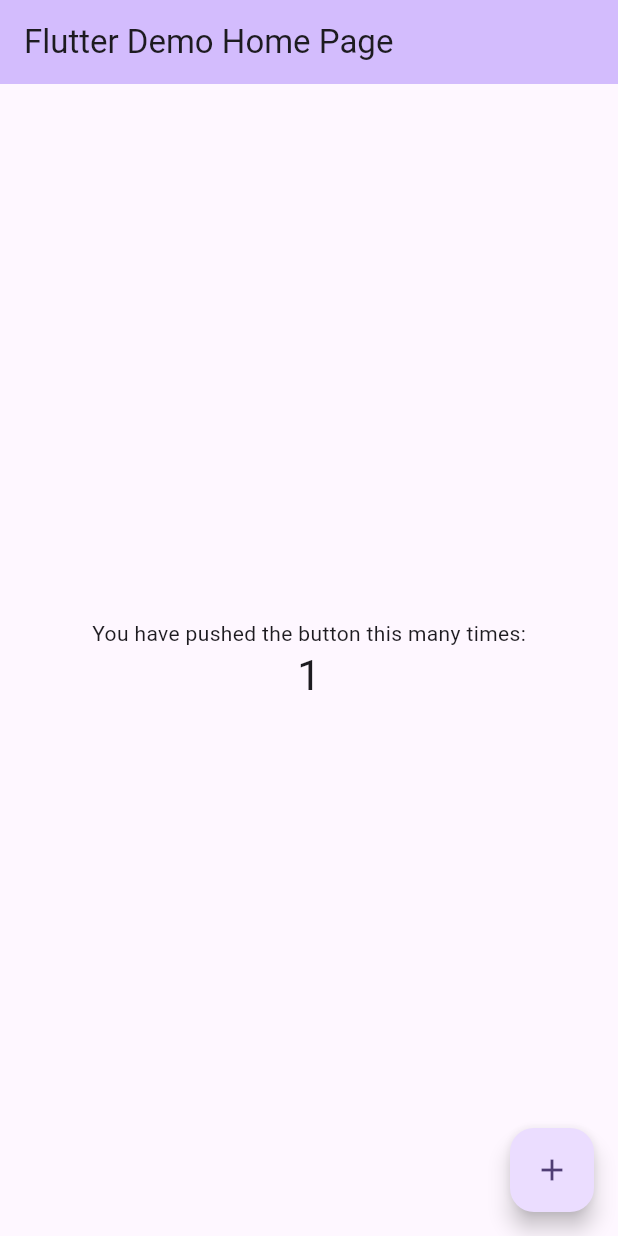
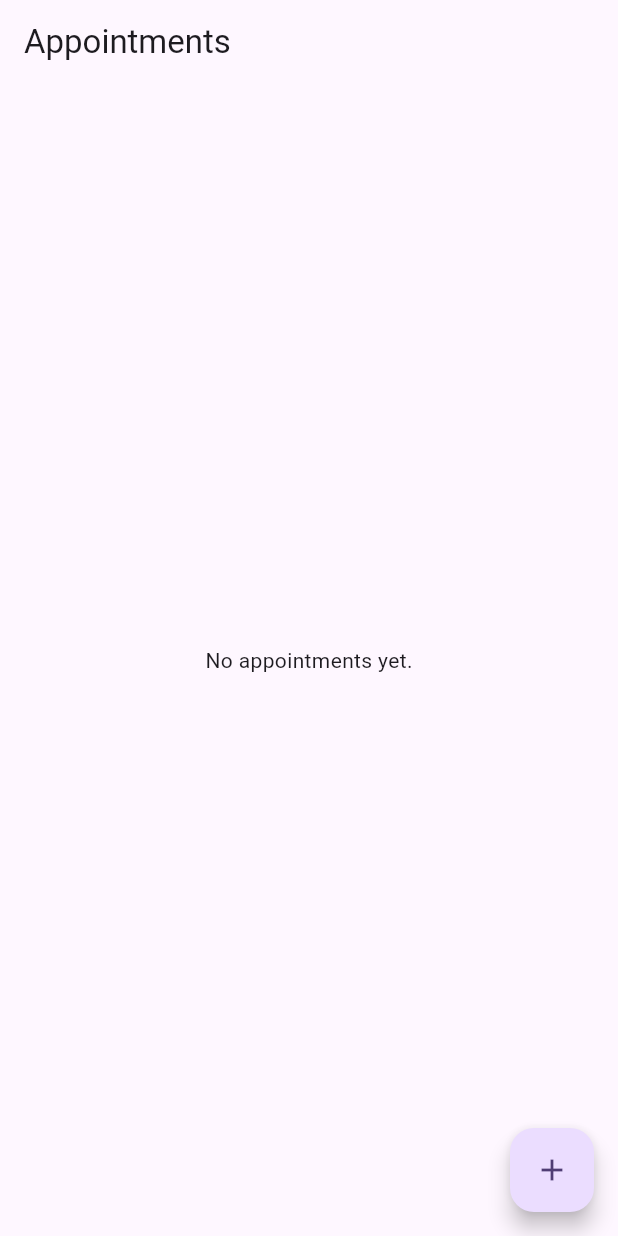
Before and after one commit to KayBeckmann/tracker, a Flutter app: the screen it shows after launch, after a tap on the "add" icon, on a phone screen of 412 x 824 dp. Run offline on Flutter 3.47's test engine with Material 3 defaults, Android fonts, the phone set to English and light mode, and no system bars; our stand-ins replace drift; accounts and stored records are empty; generated files the repository leaves out were written again; statements that could not run were skipped.

Commit message:
feat(appointments): Setup Drift and basic UI

```diff
--- a/lib/main.dart
+++ b/lib/main.dart
@@ -1,122 +1,76 @@
 import 'package:flutter/material.dart';
+import 'package:tracker/src/core/database/database.dart';
+
+late AppDatabase database;
 
 void main() {
+  database = AppDatabase();
   runApp(const MyApp());
 }
 
 class MyApp extends StatelessWidget {
   const MyApp({super.key});
 
-  // This widget is the root of your application.
   @override
   Widget build(BuildContext context) {
     return MaterialApp(
-      title: 'Flutter Demo',
+      title: 'Tracker',
       theme: ThemeData(
-        // This is the theme of your application.
-        //
-        // TRY THIS: Try running your application with "flutter run". You'll see
-        // the application has a purple toolbar. Then, without quitting the app,
-        // try changing the seedColor in the colorScheme below to Colors.green
-        // and then invoke "hot reload" (save your changes or press the "hot
-        // reload" button in a Flutter-supported IDE, or press "r" if you used
-        // the command line to start the app).
-        //
-        // Notice that the counter didn't reset back to zero; the application
-        // state is not lost during the reload. To reset the state, use hot
-        // restart instead.
-        //
-        // This works for code too, not just values: Most code changes can be
-        // tested with just a hot reload.
         colorScheme: ColorScheme.fromSeed(seedColor: Colors.deepPurple),
       ),
-      home: const MyHomePage(title: 'Flutter Demo Home Page'),
+      home: const AppointmentsScreen(),
     );
   }
 }
 
-class MyHomePage extends StatefulWidget {
-  const MyHomePage({super.key, required this.title});
-
-  // This widget is the home page of your application. It is stateful, meaning
-  // that it has a State object (defined below) that contains fields that affect
-  // how it looks.
-
-  // This class is the configuration for the state. It holds the values (in this
-  // case the title) provided by the parent (in this case the App widget) and
-  // used by the build method of the State. Fields in a Widget subclass are
-  // always marked "final".
-
-  final String title;
+class AppointmentsScreen extends StatefulWidget {
+  const AppointmentsScreen({super.key});
 
   @override
-  State<MyHomePage> createState() => _MyHomePageState();
+  State<AppointmentsScreen> createState() => _AppointmentsScreenState();
 }
 
-class _MyHomePageState extends State<MyHomePage> {
-  int _counter = 0;
-
-  void _incrementCounter() {
-    setState(() {
-      // This call to setState tells the Flutter framework that something has
-      // changed in this State, which causes it to rerun the build method below
-      // so that the display can reflect the updated values. If we changed
-      // _counter without calling setState(), then the build method would not be
-      // called again, and so nothing would appear to happen.
-      _counter++;
-    });
-  }
-
+class _AppointmentsScreenState extends State<AppointmentsScreen> {
   @override
   Widget build(BuildContext context) {
-    // This method is rerun every time setState is called, for instance as done
-    // by the _incrementCounter method above.
-    //
-    // The Flutter framework has been optimized to make rerunning build methods
-    // fast, so that you can just rebuild anything that needs updating rather
-    // than having to individually change instances of widgets.
     return Scaffold(
       appBar: AppBar(
-        // TRY THIS: Try changing the color here to a specific color (to
-        // Colors.amber, perhaps?) and trigger a hot reload to see the AppBar
-        // change color while the other colors stay the same.
-        backgroundColor: Theme.of(context).colorScheme.inversePrimary,
-        // Here we take the value from the MyHomePage object that was created by
-        // the App.build method, and use it to set our appbar title.
-        title: Text(widget.title),
+        title: const Text('Appointments'),
       ),
-      body: Center(
-        // Center is a layout widget. It takes a single child and positions it
-        // in the middle of the parent.
-        child: Column(
-          // Column is also a layout widget. It takes a list of children and
-          // arranges them vertically. By default, it sizes itself to fit its
-          // children horizontally, and tries to be as tall as its parent.
-          //
-          // Column has various properties to control how it sizes itself and
-          // how it positions its children. Here we use mainAxisAlignment to
-          // center the children vertically; the main axis here is the vertical
-          // axis because Columns are vertical (the cross axis would be
-          // horizontal).
-          //
-          // TRY THIS: Invoke "debug painting" (choose the "Toggle Debug Paint"
-          // action in the IDE, or press "p" in the console), to see the
-          // wireframe for each widget.
-          mainAxisAlignment: MainAxisAlignment.center,
-          children: <Widget>[
-            const Text('You have pushed the button this many times:'),
-            Text(
-              '$_counter',
-              style: Theme.of(context).textTheme.headlineMedium,
-            ),
-          ],
-        ),
+      body: StreamBuilder<List<Appointment>>(
+        stream: database.select(database.appointments).watch(),
+        builder: (context, snapshot) {
+          final appointments = snapshot.data ?? [];
+
+          if (appointments.isEmpty) {
+            return const Center(
+              child: Text('No appointments yet.'),
+            );
+          }
+
+          return ListView.builder(
+            itemCount: appointments.length,
+            itemBuilder: (context, index) {
+              final appointment = appointments[index];
+              return ListTile(
+                title: Text(appointment.title),
+                subtitle: Text(appointment.dueDate.toString()),
+              );
+            },
+          );
+        },
       ),
       floatingActionButton: FloatingActionButton(
-        onPressed: _incrementCounter,
-        tooltip: 'Increment',
+        onPressed: () {
+          database.into(database.appointments).insert(
+                AppointmentsCompanion.insert(
+                  title: 'Test Appointment',
+                  dueDate: DateTime.now(),
+                ),
+              );
+        },
         child: const Icon(Icons.add),
-      ), // This trailing comma makes auto-formatting nicer for build methods.
+      ),
     );
   }
 }
--- /dev/null
+++ b/lib/src/core/database/database.dart
@@ -0,0 +1,39 @@
+import 'dart:io';
+
+import 'package:drift/drift.dart';
+import 'package:drift/native.dart';
+import 'package:path_provider/path_provider.dart';
+import 'package:path/path.dart' as p;
+
+part 'database.g.dart';
+
+class Categories extends Table {
+  IntColumn get id => integer().autoIncrement()();
+  TextColumn get name => text().withLength(min: 1, max: 50)();
+}
+
+class Appointments extends Table {
+  IntColumn get id => integer().autoIncrement()();
+  TextColumn get title => text().withLength(min: 1, max: 100)();
+  DateTimeColumn get dueDate => dateTime()();
+  DateTimeColumn get creationDate => dateTime().withDefault(currentDateAndTime)();
+  IntColumn get priority => integer().withDefault(const Constant(0))();
+  TextColumn get description => text().nullable()();
+  IntColumn get categoryId => integer().nullable().references(Categories, #id)();
+}
+
+@DriftDatabase(tables: [Categories, Appointments])
+class AppDatabase extends _$$AppDatabase {
+  AppDatabase() : super(_openConnection());
+
+  @override
+  int get schemaVersion => 1;
+}
+
+LazyDatabase _openConnection() {
+  return LazyDatabase(() async {
+    final dbFolder = await getApplicationDocumentsDirectory();
+    final file = File(p.join(dbFolder.path, 'db.sqlite'));
+    return NativeDatabase(file);
+  });
+}
--- a/pubspec.yaml
+++ b/pubspec.yaml
@@ -34,10 +34,16 @@ dependencies:
   # The following adds the Cupertino Icons font to your application.
   # Use with the CupertinoIcons class for iOS style icons.
   cupertino_icons: ^1.0.8
+  drift: ^2.18.0
+  sqlite3_flutter_libs: ^0.5.39
+  path_provider: ^2.0.11
+  path: ^1.8.2
 
 dev_dependencies:
   flutter_test:
     sdk: flutter
+  drift_dev: ^2.18.0
+  build_runner: ^2.4.11
 
   # The "flutter_lints" package below contains a set of recommended lints to
   # encourage good coding practices. The lint set provided by the package is
```
Also changed, not shown: lib/src/core/database/database.g.dart (added), pubspec.lock, 5 other files.
